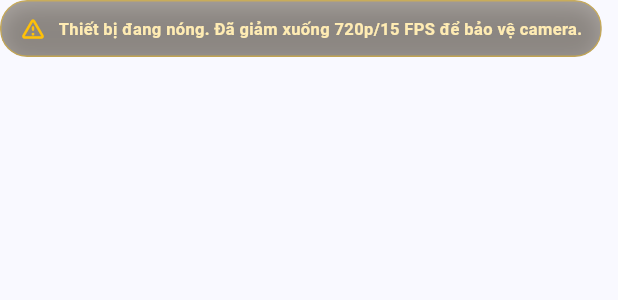
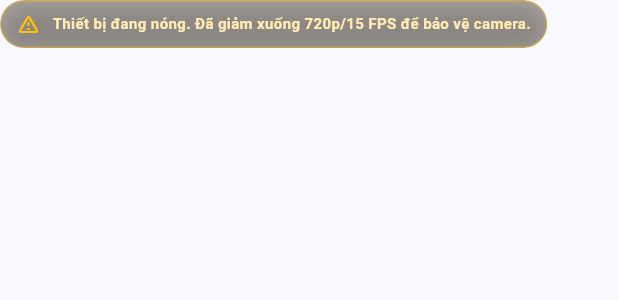
Before and after one commit to nguyenphamduyluan28-boop/VNVAR, a Flutter app: the _ThermalToast widget shown alone on an empty page, opened directly with empty values, on a phone screen of 412 x 824 dp. Shown: the top 300 px of the screen. Run offline on Flutter 3.47's test engine with Material 3 defaults, Android fonts, the phone set to English and light mode, and no system bars; our stand-ins replace shared_preferences, video_player, wakelock_plus; missing offline and left inert: ffmpeg_kit_flutter_new_video, flutter_webrtc; accounts and stored records are empty.

Commit message:
Stabilize camera rotation and thermal layout

```diff
--- a/lib/screens/station_screen.dart
+++ b/lib/screens/station_screen.dart
@@ -1116,9 +1116,11 @@ class _StationScreenState extends State<StationScreen>
                   quarterTurns: _cameraQuarterTurns,
                   child: RTCVideoView(
                     renderer,
-                    key: ValueKey(
-                      'camera-preview-$landscape-$_cameraQuarterTurns',
-                    ),
+                    // Keep the native rendering surface alive while Flutter
+                    // relays out portrait/landscape. Re-keying this view on
+                    // every rotation destroys the surface and can leave iOS
+                    // showing the last frame until the camera is restarted.
+                    key: const ValueKey('camera-preview'),
                     // Match the phone's native camera preview: front camera is
                     // mirrored for intuitive movement, while recorded/RTSP
                     // frames remain unmirrored so text and court direction are
@@ -1174,11 +1176,18 @@ class _StationScreenState extends State<StationScreen>
 
               if (_runtime.thermalWarning)
                 Positioned(
-                  top: compact ? 58 : 72,
+                  // Portrait has a two-row camera header. Keep the thermal
+                  // notice below it, especially on iPhones with a tall top
+                  // safe area, so camera name/ID/court/quality stay visible.
+                  top: landscape ? (compact ? 58 : 72) : (compact ? 128 : 144),
+                  left: landscape ? null : (compact ? 8 : 14),
                   right: (compact ? 8 : 14) + controlDockLane,
                   child: SafeArea(
                     bottom: false,
-                    child: _ThermalToast(compact: compact),
+                    child: _ThermalToast(
+                      compact: compact,
+                      landscape: landscape,
+                    ),
                   ),
                 ),
 
@@ -1355,22 +1364,25 @@ class _StationScreenState extends State<StationScreen>
 }
 
 class _ThermalToast extends StatelessWidget {
-  const _ThermalToast({required this.compact});
+  const _ThermalToast({required this.compact, required this.landscape});
 
   final bool compact;
+  final bool landscape;
 
   @override
   Widget build(BuildContext context) {
     return ConstrainedBox(
-      constraints: BoxConstraints(maxWidth: compact ? 310 : 430),
+      constraints: BoxConstraints(
+        maxWidth: landscape ? (compact ? 310 : 430) : double.infinity,
+      ),
       child: ClipRRect(
         borderRadius: BorderRadius.circular(18),
         child: BackdropFilter(
           filter: ui.ImageFilter.blur(sigmaX: 12, sigmaY: 12),
           child: Container(
             padding: EdgeInsets.symmetric(
-              horizontal: compact ? 10 : 12,
-              vertical: compact ? 7 : 9,
+              horizontal: compact ? 8 : 10,
+              vertical: compact ? 5 : 7,
             ),
             decoration: BoxDecoration(
               color: const Color(0xFF2A1C08).withValues(alpha: 0.38),
@@ -1390,7 +1402,7 @@ class _ThermalToast extends StatelessWidget {
                 Icon(
                   Icons.warning_amber_rounded,
                   color: Colors.amber,
-                  size: compact ? 16 : 18,
+                  size: compact ? 14 : 16,
                 ),
                 const SizedBox(width: 8),
                 Flexible(
@@ -1400,7 +1412,8 @@ class _ThermalToast extends StatelessWidget {
                     overflow: TextOverflow.ellipsis,
                     style: TextStyle(
                       color: Colors.amber.shade100,
-                      fontSize: compact ? 10 : 11,
+                      fontSize: compact ? 9 : 10,
+                      height: 1.15,
                       fontWeight: FontWeight.w700,
                     ),
                   ),
@@ -1672,10 +1685,10 @@ class _StationHeader extends StatelessWidget {
     final logoSize = compact ? 34.0 : 42.0;
     final actionSize = compact ? 34.0 : 38.0;
 
-    // Phones with limited width use the same one-row header as landscape.
-    // Detailed identifiers remain available in Settings while the camera
-    // preview keeps most of the screen during normal operation.
-    if (landscape || compact) {
+    // Only landscape uses the condensed one-row header. A narrow portrait
+    // phone still needs the second row below, where the quality selector has
+    // enough room and cannot be pushed off-screen by the action buttons.
+    if (landscape) {
       return Row(
         children: [
           Expanded(
```
Also changed, not shown: lib/services/camera_station_runtime.dart (+22 -10 lines).
